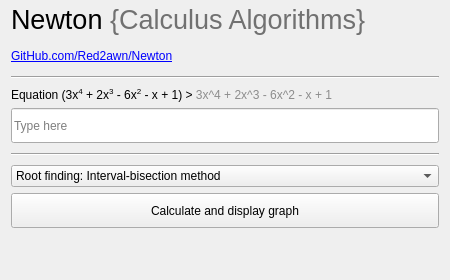
Above: interface/mainwindow.ui from tommyip/Newton before the change. Below: the same form after it.
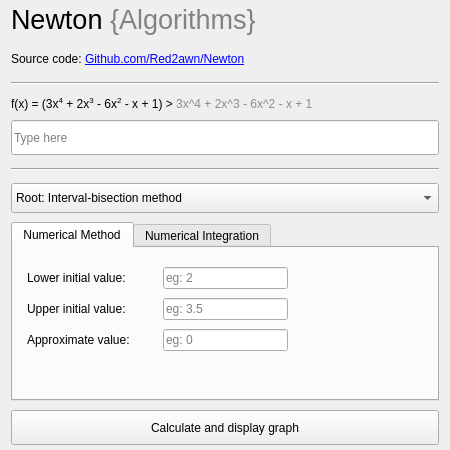
That is the form after the change. The open tabs and pages were chosen to show the change.

Commit message: Implemented trapezium rule and its GUI elements.

Patch:
```diff
--- a/interface/mainwindow.ui
+++ b/interface/mainwindow.ui
@@ -7,11 +7,11 @@
     <x>0</x>
     <y>0</y>
     <width>450</width>
-    <height>280</height>
+    <height>450</height>
    </rect>
   </property>
   <property name="sizePolicy">
-   <sizepolicy hsizetype="Maximum" vsizetype="Maximum">
+   <sizepolicy hsizetype="Fixed" vsizetype="Expanding">
     <horstretch>0</horstretch>
     <verstretch>0</verstretch>
    </sizepolicy>
@@ -19,7 +19,7 @@
   <property name="minimumSize">
    <size>
     <width>450</width>
-    <height>250</height>
+    <height>350</height>
    </size>
   </property>
   <property name="windowTitle">
@@ -30,7 +30,7 @@
   </property>
   <widget class="QWidget" name="centralWidget">
    <property name="sizePolicy">
-    <sizepolicy hsizetype="Fixed" vsizetype="Fixed">
+    <sizepolicy hsizetype="Fixed" vsizetype="MinimumExpanding">
      <horstretch>0</horstretch>
      <verstretch>0</verstretch>
     </sizepolicy>
@@ -38,7 +38,7 @@
    <property name="minimumSize">
     <size>
      <width>450</width>
-     <height>250</height>
+     <height>450</height>
     </size>
    </property>
    <property name="layoutDirection">
@@ -54,14 +54,32 @@
     <item>
      <layout class="QFormLayout" name="formLayout">
       <property name="sizeConstraint">
-       <enum>QLayout::SetMinimumSize</enum>
+       <enum>QLayout::SetNoConstraint</enum>
       </property>
-      <item row="0" column="0">
+      <property name="fieldGrowthPolicy">
+       <enum>QFormLayout::FieldsStayAtSizeHint</enum>
+      </property>
+      <property name="rowWrapPolicy">
+       <enum>QFormLayout::DontWrapRows</enum>
+      </property>
+      <property name="labelAlignment">
+       <set>Qt::AlignCenter</set>
+      </property>
+      <property name="formAlignment">
+       <set>Qt::AlignCenter</set>
+      </property>
+      <property name="horizontalSpacing">
+       <number>9</number>
+      </property>
+      <property name="verticalSpacing">
+       <number>9</number>
+      </property>
+      <item row="0" column="0" colspan="2">
        <widget class="QLabel" name="Title">
         <property name="sizePolicy">
-         <sizepolicy hsizetype="Preferred" vsizetype="Minimum">
+         <sizepolicy hsizetype="Preferred" vsizetype="Fixed">
           <horstretch>0</horstretch>
-          <verstretch>0</verstretch>
+          <verstretch>1</verstretch>
          </sizepolicy>
         </property>
         <property name="minimumSize">
@@ -82,12 +100,18 @@
          <bool>false</bool>
         </property>
         <property name="text">
-         <string>&lt;html&gt;&lt;head/&gt;&lt;body&gt;&lt;p&gt;Newton &lt;span style=&quot; color:#717171;&quot;&gt;{Calculus Algorithms}&lt;/span&gt;&lt;/p&gt;&lt;/body&gt;&lt;/html&gt;</string>
+         <string>&lt;html&gt;&lt;head/&gt;&lt;body&gt;&lt;p&gt;Newton &lt;span style=&quot; color:#828282;&quot;&gt;{Algorithms}&lt;/span&gt;&lt;/p&gt;&lt;/body&gt;&lt;/html&gt;</string>
         </property>
        </widget>
       </item>
       <item row="1" column="0" colspan="2">
        <widget class="QLabel" name="GithubLabel">
+        <property name="sizePolicy">
+         <sizepolicy hsizetype="Preferred" vsizetype="Fixed">
+          <horstretch>0</horstretch>
+          <verstretch>1</verstretch>
+         </sizepolicy>
+        </property>
         <property name="minimumSize">
          <size>
           <width>0</width>
@@ -95,27 +119,52 @@
          </size>
         </property>
         <property name="text">
-         <string>&lt;html&gt;&lt;head/&gt;&lt;body&gt;&lt;p&gt;&lt;a href=&quot;https://github.com/red2awn/Newton&quot;&gt;GitHub.com/Red2awn/Newton&lt;/a&gt;&lt;/p&gt;&lt;/body&gt;&lt;/html&gt;</string>
+         <string>&lt;html&gt;&lt;head/&gt;&lt;body&gt;&lt;p&gt;Source code: &lt;a href=&quot;https://github.com/red2awn/Newton&quot;&gt;&lt;span style=&quot; text-decoration: underline; color:#0000ff;&quot;&gt;Github.com/Red2awn/Newton&lt;/span&gt;&lt;/a&gt;&lt;/p&gt;&lt;/body&gt;&lt;/html&gt;</string>
         </property>
        </widget>
       </item>
-      <item row="4" column="0" colspan="2">
+      <item row="2" column="0" colspan="2">
+       <widget class="Line" name="MiddleLine">
+        <property name="sizePolicy">
+         <sizepolicy hsizetype="Minimum" vsizetype="Fixed">
+          <horstretch>0</horstretch>
+          <verstretch>1</verstretch>
+         </sizepolicy>
+        </property>
+        <property name="minimumSize">
+         <size>
+          <width>200</width>
+          <height>10</height>
+         </size>
+        </property>
+        <property name="orientation">
+         <enum>Qt::Horizontal</enum>
+        </property>
+       </widget>
+      </item>
+      <item row="3" column="0" colspan="2">
        <widget class="QLabel" name="EquationLabel">
+        <property name="sizePolicy">
+         <sizepolicy hsizetype="Preferred" vsizetype="Fixed">
+          <horstretch>0</horstretch>
+          <verstretch>1</verstretch>
+         </sizepolicy>
+        </property>
         <property name="text">
          <string>&lt;!DOCTYPE HTML PUBLIC &quot;-//W3C//DTD HTML 4.0//EN&quot; &quot;http://www.w3.org/TR/REC-html40/strict.dtd&quot;&gt;
 &lt;html&gt;&lt;head&gt;&lt;meta name=&quot;qrichtext&quot; content=&quot;1&quot; /&gt;&lt;style type=&quot;text/css&quot;&gt;
 p, li { white-space: pre-wrap; }
 &lt;/style&gt;&lt;/head&gt;&lt;body style=&quot; font-family:'Sans Serif'; font-size:9pt; font-weight:400; font-style:normal;&quot;&gt;
-&lt;p style=&quot; margin-top:0px; margin-bottom:0px; margin-left:0px; margin-right:0px; -qt-block-indent:0; text-indent:0px;&quot;&gt;&lt;span style=&quot; color:#000000;&quot;&gt;Equation (3x&lt;/span&gt;&lt;span style=&quot; color:#000000; vertical-align:super;&quot;&gt;4&lt;/span&gt;&lt;span style=&quot; color:#000000;&quot;&gt; + 2x&lt;/span&gt;&lt;span style=&quot; color:#000000; vertical-align:super;&quot;&gt;3&lt;/span&gt;&lt;span style=&quot; color:#000000;&quot;&gt; - 6x&lt;/span&gt;&lt;span style=&quot; color:#000000; vertical-align:super;&quot;&gt;2&lt;/span&gt;&lt;span style=&quot; color:#000000;&quot;&gt; - x + 1) &amp;gt;&lt;/span&gt; &lt;span style=&quot; color:#8c8c8c;&quot;&gt;3x^4 + 2x^3 - 6x^2 - x + 1&lt;/span&gt;&lt;/p&gt;&lt;/body&gt;&lt;/html&gt;</string>
+&lt;p style=&quot; margin-top:0px; margin-bottom:0px; margin-left:0px; margin-right:0px; -qt-block-indent:0; text-indent:0px;&quot;&gt;&lt;span style=&quot; color:#000000;&quot;&gt;f(x) = (3x&lt;/span&gt;&lt;span style=&quot; color:#000000; vertical-align:super;&quot;&gt;4&lt;/span&gt;&lt;span style=&quot; color:#000000;&quot;&gt; + 2x&lt;/span&gt;&lt;span style=&quot; color:#000000; vertical-align:super;&quot;&gt;3&lt;/span&gt;&lt;span style=&quot; color:#000000;&quot;&gt; - 6x&lt;/span&gt;&lt;span style=&quot; color:#000000; vertical-align:super;&quot;&gt;2&lt;/span&gt;&lt;span style=&quot; color:#000000;&quot;&gt; - x + 1) &amp;gt;&lt;/span&gt; &lt;span style=&quot; color:#8c8c8c;&quot;&gt;3x^4 + 2x^3 - 6x^2 - x + 1&lt;/span&gt;&lt;/p&gt;&lt;/body&gt;&lt;/html&gt;</string>
         </property>
        </widget>
       </item>
-      <item row="6" column="0" colspan="2">
+      <item row="4" column="0" colspan="2">
        <widget class="QLineEdit" name="EquationEdit">
         <property name="sizePolicy">
-         <sizepolicy hsizetype="Preferred" vsizetype="Preferred">
+         <sizepolicy hsizetype="Preferred" vsizetype="Fixed">
           <horstretch>0</horstretch>
-          <verstretch>0</verstretch>
+          <verstretch>1</verstretch>
          </sizepolicy>
         </property>
         <property name="minimumSize">
@@ -135,45 +184,276 @@
         </property>
        </widget>
       </item>
+      <item row="5" column="0" colspan="2">
+       <widget class="Line" name="UpperLine">
+        <property name="sizePolicy">
+         <sizepolicy hsizetype="Minimum" vsizetype="Fixed">
+          <horstretch>0</horstretch>
+          <verstretch>1</verstretch>
+         </sizepolicy>
+        </property>
+        <property name="minimumSize">
+         <size>
+          <width>200</width>
+          <height>10</height>
+         </size>
+        </property>
+        <property name="orientation">
+         <enum>Qt::Horizontal</enum>
+        </property>
+       </widget>
+      </item>
+      <item row="6" column="0" colspan="2">
+       <widget class="QComboBox" name="OptionCombo">
+        <property name="sizePolicy">
+         <sizepolicy hsizetype="Ignored" vsizetype="Fixed">
+          <horstretch>0</horstretch>
+          <verstretch>1</verstretch>
+         </sizepolicy>
+        </property>
+        <property name="minimumSize">
+         <size>
+          <width>0</width>
+          <height>30</height>
+         </size>
+        </property>
+        <item>
+         <property name="text">
+          <string>Root: Interval-bisection method</string>
+         </property>
+        </item>
+        <item>
+         <property name="text">
+          <string>Root: Newton-Raphson method</string>
+         </property>
+        </item>
+        <item>
+         <property name="text">
+          <string>Area: Trapizum rule</string>
+         </property>
+        </item>
+        <item>
+         <property name="text">
+          <string>Area: Simpson's rule</string>
+         </property>
+        </item>
+       </widget>
+      </item>
       <item row="7" column="0" colspan="2">
-       <widget class="Line" name="line1">
+       <widget class="QTabWidget" name="tabWidget">
+        <property name="sizePolicy">
+         <sizepolicy hsizetype="Preferred" vsizetype="Preferred">
+          <horstretch>0</horstretch>
+          <verstretch>0</verstretch>
+         </sizepolicy>
+        </property>
         <property name="minimumSize">
          <size>
           <width>0</width>
-          <height>10</height>
+          <height>150</height>
          </size>
         </property>
-        <property name="orientation">
-         <enum>Qt::Horizontal</enum>
+        <property name="tabPosition">
+         <enum>QTabWidget::North</enum>
         </property>
+        <property name="tabShape">
+         <enum>QTabWidget::Rounded</enum>
+        </property>
+        <property name="currentIndex">
+         <number>1</number>
+        </property>
+        <property name="elideMode">
+         <enum>Qt::ElideNone</enum>
+        </property>
+        <property name="documentMode">
+         <bool>false</bool>
+        </property>
+        <property name="tabsClosable">
+         <bool>false</bool>
+        </property>
+        <property name="movable">
+         <bool>false</bool>
+        </property>
+        <widget class="QWidget" name="NumericalMethodTap">
+         <property name="sizePolicy">
+          <sizepolicy hsizetype="Preferred" vsizetype="Preferred">
+           <horstretch>1</horstretch>
+           <verstretch>1</verstretch>
+          </sizepolicy>
+         </property>
+         <attribute name="title">
+          <string>Numerical Method</string>
+         </attribute>
+         <widget class="QLineEdit" name="UpperInitialLineEdit">
+          <property name="geometry">
+           <rect>
+            <x>150</x>
+            <y>50</y>
+            <width>125</width>
+            <height>22</height>
+           </rect>
+          </property>
+          <property name="placeholderText">
+           <string>eg: 3.5</string>
+          </property>
+         </widget>
+         <widget class="QLineEdit" name="ApproximateLineEdit">
+          <property name="geometry">
+           <rect>
+            <x>150</x>
+            <y>81</y>
+            <width>125</width>
+            <height>22</height>
+           </rect>
+          </property>
+          <property name="placeholderText">
+           <string>eg: 0</string>
+          </property>
+         </widget>
+         <widget class="QLabel" name="LowerInitialLabel">
+          <property name="geometry">
+           <rect>
+            <x>14</x>
+            <y>19</y>
+            <width>114</width>
+            <height>22</height>
+           </rect>
+          </property>
+          <property name="text">
+           <string>Lower initial value:</string>
+          </property>
+         </widget>
+         <widget class="QLabel" name="ApproximateLabel">
+          <property name="geometry">
+           <rect>
+            <x>14</x>
+            <y>81</y>
+            <width>118</width>
+            <height>22</height>
+           </rect>
+          </property>
+          <property name="text">
+           <string>Approximate value:</string>
+          </property>
+         </widget>
+         <widget class="QLineEdit" name="LowerInitialLineEdit">
+          <property name="geometry">
+           <rect>
+            <x>150</x>
+            <y>19</y>
+            <width>125</width>
+            <height>22</height>
+           </rect>
+          </property>
+          <property name="placeholderText">
+           <string>eg: 2</string>
+          </property>
+         </widget>
+         <widget class="QLabel" name="UpperInitialLabel">
+          <property name="geometry">
+           <rect>
+            <x>14</x>
+            <y>50</y>
+            <width>114</width>
+            <height>22</height>
+           </rect>
+          </property>
+          <property name="text">
+           <string>Upper initial value:</string>
+          </property>
+         </widget>
+        </widget>
+        <widget class="QWidget" name="NumericalIntegrationTag">
+         <attribute name="title">
+          <string>Numerical Integration</string>
+         </attribute>
+         <widget class="QLabel" name="StepLabel">
+          <property name="geometry">
+           <rect>
+            <x>20</x>
+            <y>82</y>
+            <width>41</width>
+            <height>22</height>
+           </rect>
+          </property>
+          <property name="text">
+           <string>Steps:</string>
+          </property>
+         </widget>
+         <widget class="QLineEdit" name="LowerBoundLineEdit">
+          <property name="geometry">
+           <rect>
+            <x>150</x>
+            <y>19</y>
+            <width>125</width>
+            <height>22</height>
+           </rect>
+          </property>
+          <property name="placeholderText">
+           <string>eg: 0</string>
+          </property>
+         </widget>
+         <widget class="QLineEdit" name="UpperBoundLineEdit">
+          <property name="geometry">
+           <rect>
+            <x>150</x>
+            <y>50</y>
+            <width>125</width>
+            <height>22</height>
+           </rect>
+          </property>
+          <property name="placeholderText">
+           <string>eg: 20</string>
+          </property>
+         </widget>
+         <widget class="QLineEdit" name="StepLineEdit">
+          <property name="geometry">
+           <rect>
+            <x>150</x>
+            <y>81</y>
+            <width>125</width>
+            <height>22</height>
+           </rect>
+          </property>
+          <property name="placeholderText">
+           <string>eg: 1000</string>
+          </property>
+         </widget>
+         <widget class="QLabel" name="LowerBoundLabel">
+          <property name="geometry">
+           <rect>
+            <x>20</x>
+            <y>20</y>
+            <width>121</width>
+            <height>22</height>
+           </rect>
+          </property>
+          <property name="text">
+           <string>Lower bound value:</string>
+          </property>
+         </widget>
+         <widget class="QLabel" name="UpperBoundLabel">
+          <property name="geometry">
+           <rect>
+            <x>20</x>
+            <y>51</y>
+            <width>121</width>
+            <height>22</height>
+           </rect>
+          </property>
+          <property name="text">
+           <string>Upper bound value:</string>
+          </property>
+         </widget>
+        </widget>
        </widget>
       </item>
       <item row="8" column="0" colspan="2">
-       <widget class="QComboBox" name="DifferentiationCombo">
-        <property name="sizePolicy">
-         <sizepolicy hsizetype="Ignored" vsizetype="Fixed">
-          <horstretch>0</horstretch>
-          <verstretch>0</verstretch>
-         </sizepolicy>
-        </property>
-        <item>
-         <property name="text">
-          <string>Root finding: Interval-bisection method</string>
-         </property>
-        </item>
-        <item>
-         <property name="text">
-          <string>Root finding: Newton-Raphson method</string>
-         </property>
-        </item>
-       </widget>
-      </item>
-      <item row="10" column="0" colspan="2">
        <widget class="QPushButton" name="ExecuteButton">
         <property name="sizePolicy">
-         <sizepolicy hsizetype="Preferred" vsizetype="Preferred">
+         <sizepolicy hsizetype="Preferred" vsizetype="Fixed">
           <horstretch>0</horstretch>
-          <verstretch>0</verstretch>
+          <verstretch>1</verstretch>
          </sizepolicy>
         </property>
         <property name="minimumSize">
@@ -187,19 +467,6 @@
         </property>
        </widget>
       </item>
-      <item row="3" column="0" colspan="2">
-       <widget class="Line" name="line2">
-        <property name="minimumSize">
-         <size>
-          <width>200</width>
-          <height>10</height>
-         </size>
-        </property>
-        <property name="orientation">
-         <enum>Qt::Horizontal</enum>
-        </property>
-       </widget>
-      </item>
      </layout>
     </item>
    </layout>
```
Left out of the diff: 2 changed lines with no effect on the pictures. The commit also changes 4 other files.
